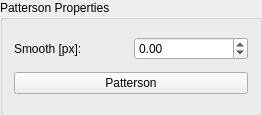
Above: pattersonProperties.ui from FXIhub/owl before the change. Below: the same form after it.
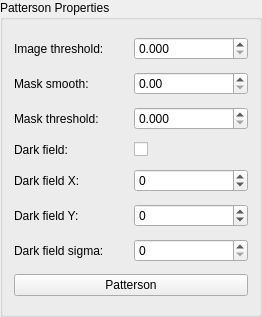
That is the form after the change.

Commit message: improved kernel for patterson, more options for tweaking

What changed in the file:
```diff
--- a/pattersonProperties.ui
+++ b/pattersonProperties.ui
@@ -7,7 +7,7 @@
     <x>0</x>
     <y>0</y>
     <width>262</width>
-    <height>116</height>
+    <height>317</height>
    </rect>
   </property>
   <property name="windowTitle">
@@ -17,24 +17,65 @@
    <string>Patterson Properties</string>
   </property>
   <layout class="QGridLayout" name="gridLayout">
-   <item row="0" column="1">
-    <widget class="QDoubleSpinBox" name="smooth">
+   <item row="3" column="0">
+    <widget class="QLabel" name="label_2">
+     <property name="text">
+      <string>Dark field:</string>
+     </property>
+    </widget>
+   </item>
+   <item row="1" column="1">
+    <widget class="QDoubleSpinBox" name="maskSmooth">
      <property name="minimum">
-      <double>-10000.000000000000000</double>
+      <double>0.000000000000000</double>
      </property>
      <property name="maximum">
       <double>10000.000000000000000</double>
      </property>
     </widget>
    </item>
-   <item row="0" column="0">
-    <widget class="QLabel" name="label">
+   <item row="3" column="1">
+    <widget class="QCheckBox" name="darkfield">
      <property name="text">
-      <string>Smooth [px]:</string>
+      <string/>
      </property>
     </widget>
    </item>
-   <item row="1" column="0" colspan="2">
+   <item row="5" column="0">
+    <widget class="QLabel" name="label_4">
+     <property name="text">
+      <string>Dark field Y:</string>
+     </property>
+    </widget>
+   </item>
+   <item row="4" column="1">
+    <widget class="QSpinBox" name="darkfieldX">
+     <property name="minimum">
+      <number>-10000</number>
+     </property>
+     <property name="maximum">
+      <number>10000</number>
+     </property>
+    </widget>
+   </item>
+   <item row="6" column="0">
+    <widget class="QLabel" name="label_5">
+     <property name="text">
+      <string>Dark field sigma:</string>
+     </property>
+    </widget>
+   </item>
+   <item row="0" column="1">
+    <widget class="QDoubleSpinBox" name="imageThreshold">
+     <property name="decimals">
+      <number>3</number>
+     </property>
+     <property name="maximum">
+      <double>100000.000000000000000</double>
+     </property>
+    </widget>
+   </item>
+   <item row="7" column="0" colspan="2">
     <layout class="QVBoxLayout" name="verticalLayout">
      <item>
       <widget class="QPushButton" name="pattersonPushButton">
@@ -45,6 +86,60 @@
      </item>
     </layout>
    </item>
+   <item row="1" column="0">
+    <widget class="QLabel" name="label">
+     <property name="text">
+      <string>Mask smooth:</string>
+     </property>
+    </widget>
+   </item>
+   <item row="6" column="1">
+    <widget class="QSpinBox" name="darkfieldSigma"/>
+   </item>
+   <item row="5" column="1">
+    <widget class="QSpinBox" name="darkfieldY">
+     <property name="minimum">
+      <number>-10000</number>
+     </property>
+     <property name="maximum">
+      <number>10000</number>
+     </property>
+    </widget>
+   </item>
+   <item row="4" column="0">
+    <widget class="QLabel" name="label_3">
+     <property name="text">
+      <string>Dark field X:</string>
+     </property>
+    </widget>
+   </item>
+   <item row="0" column="0">
+    <widget class="QLabel" name="label_6">
+     <property name="text">
+      <string>Image threshold:</string>
+     </property>
+    </widget>
+   </item>
+   <item row="2" column="0">
+    <widget class="QLabel" name="label_7">
+     <property name="text">
+      <string>Mask threshold:</string>
+     </property>
+    </widget>
+   </item>
+   <item row="2" column="1">
+    <widget class="QDoubleSpinBox" name="maskThreshold">
+     <property name="decimals">
+      <number>3</number>
+     </property>
+     <property name="maximum">
+      <double>1.000000000000000</double>
+     </property>
+     <property name="singleStep">
+      <double>0.010000000000000</double>
+     </property>
+    </widget>
+   </item>
   </layout>
  </widget>
  <resources/>
```
The commit also changes 5 other files.
